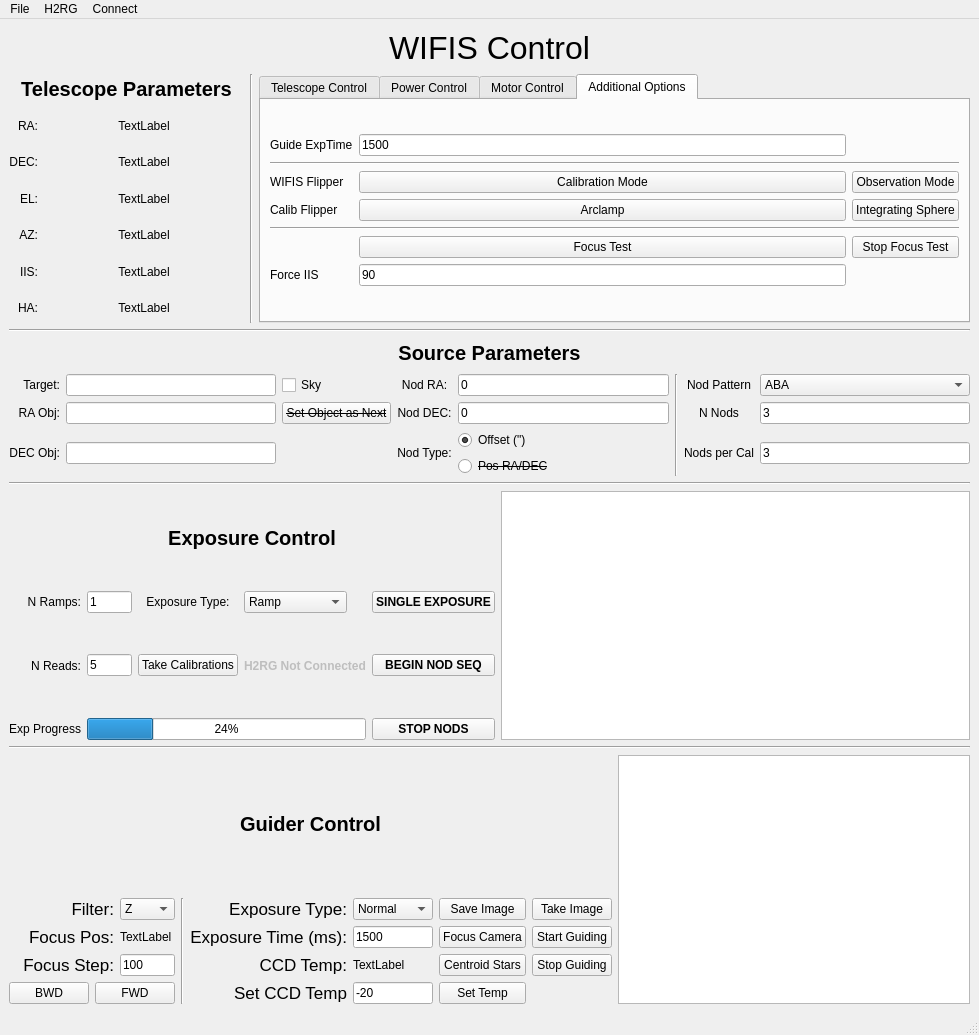
WIFIS-Team/controlcode-new, file WIFIS.ui: the form before one commit.
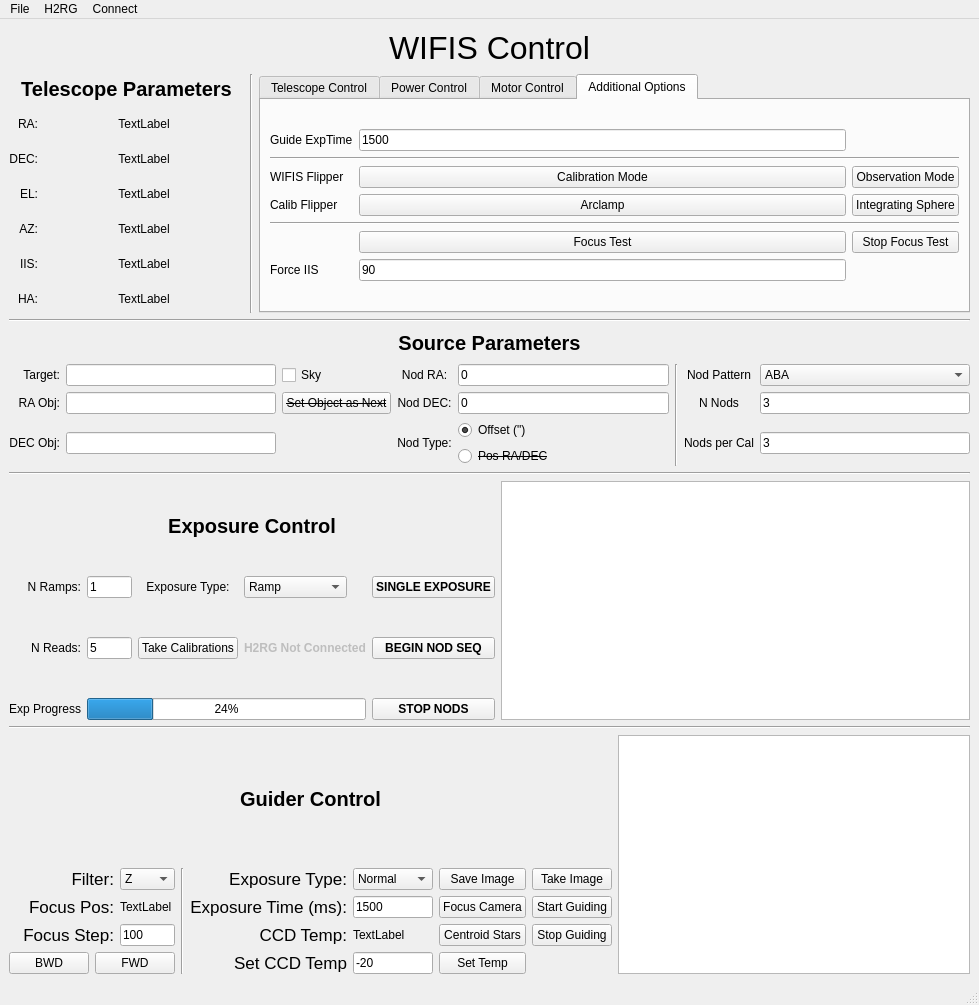
The form after the commit.

The edit to the form file:
```diff
--- a/WIFIS.ui
+++ b/WIFIS.ui
@@ -7,7 +7,7 @@
     <x>0</x>
     <y>0</y>
     <width>979</width>
-    <height>1035</height>
+    <height>1005</height>
    </rect>
   </property>
   <property name="sizePolicy">
```
Left out of the diff: 4 changed lines with no effect on the pictures.
